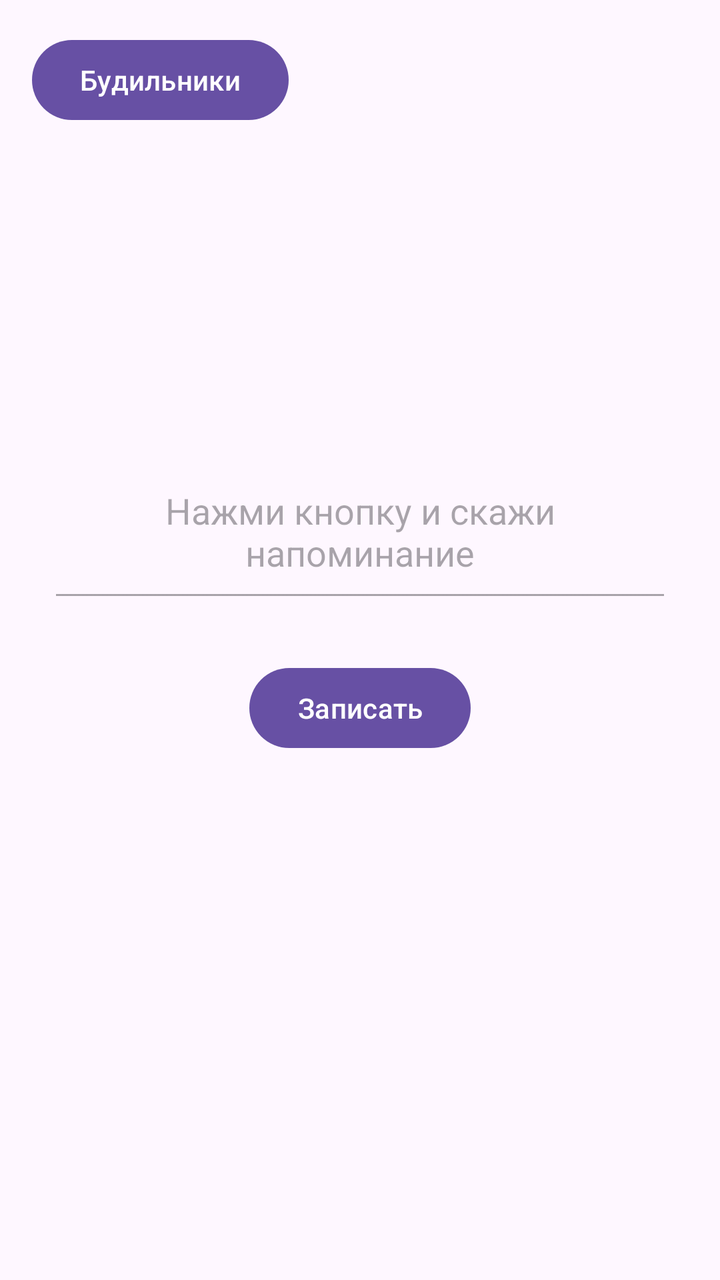
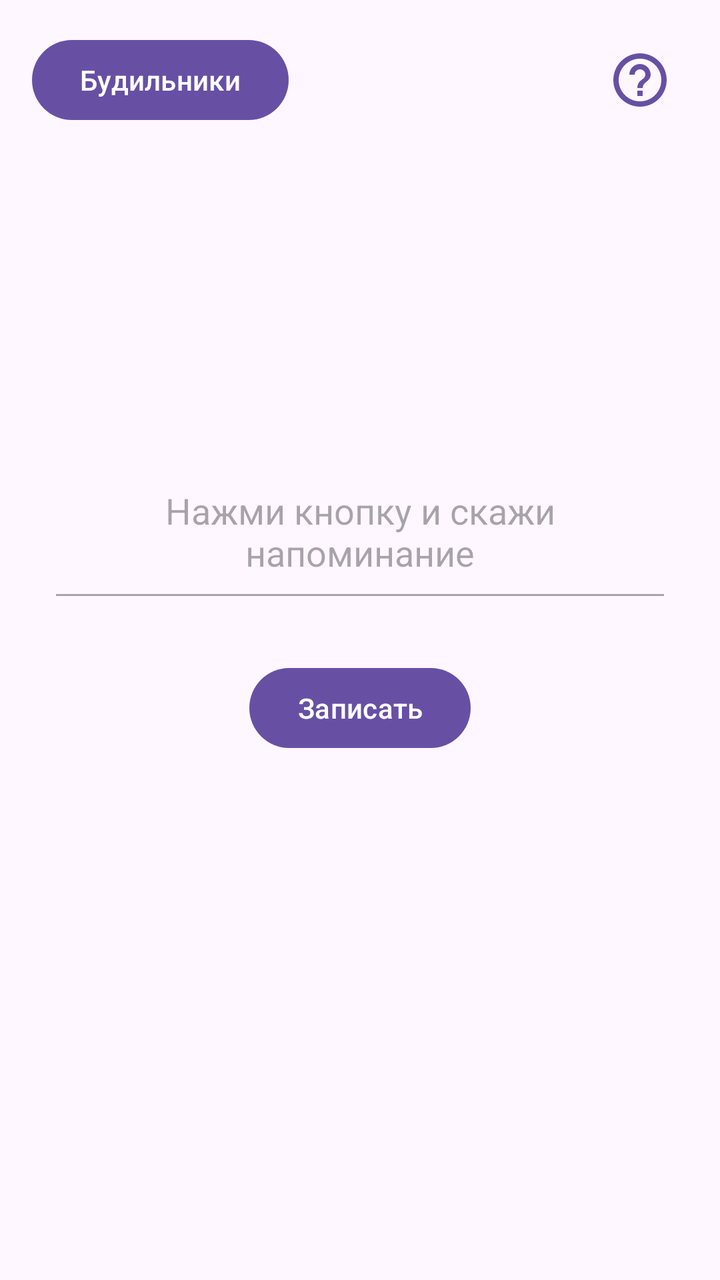

Compare the two renders of this Android layout. The source of the first and the diff that turns it into the second are given below.
<!-- AndroidManifest.xml: application theme Theme.VoiceAlarm -->
<!-- res/layout/activity_main.xml -->
<?xml version="1.0" encoding="utf-8"?>
<androidx.constraintlayout.widget.ConstraintLayout xmlns:android="http://schemas.android.com/apk/res/android"
    xmlns:app="http://schemas.android.com/apk/res-auto"
    xmlns:tools="http://schemas.android.com/tools"
    android:id="@+id/main"
    android:layout_width="match_parent"
    android:layout_height="match_parent"
    tools:context=".MainActivity">

    <EditText
        android:id="@+id/tvResult"
        android:layout_width="0dp"
        android:layout_height="wrap_content"
        android:layout_marginStart="24dp"
        android:layout_marginEnd="24dp"

        android:text="@string/startMessage"
        android:textSize="18sp"
        android:textAlignment="center"
        android:gravity="center"

        android:inputType="textMultiLine"
        android:minLines="3"
        android:maxLines="6"
        android:scrollbars="vertical"
        android:enabled="false"

        app:layout_constraintStart_toStartOf="parent"
        app:layout_constraintEnd_toEndOf="parent"
        app:layout_constraintTop_toTopOf="parent"
        app:layout_constraintBottom_toBottomOf="parent"
        app:layout_constraintVertical_bias="0.4" />
    <Button
        android:id="@+id/btnRecord"
        android:layout_width="wrap_content"
        android:layout_height="wrap_content"
        android:layout_marginTop="24dp"
        android:text="@string/startRecording"
        app:layout_constraintStart_toStartOf="parent"
        app:layout_constraintEnd_toStartOf="@id/btnConfirm"
        app:layout_constraintTop_toBottomOf="@id/tvResult"
        app:layout_constraintHorizontal_chainStyle="packed" />

    <Button
        android:id="@+id/btnConfirm"
        android:layout_width="wrap_content"
        android:layout_height="wrap_content"
        android:layout_marginStart="30dp"
        android:layout_marginTop="24dp"
        android:text="@string/confirmText"
        android:visibility="gone"
        app:backgroundTint="#2E7D32"
        app:layout_constraintStart_toEndOf="@id/btnRecord"
        app:layout_constraintEnd_toEndOf="parent"
        app:layout_constraintTop_toBottomOf="@id/tvResult"
        />

    <TextView
        android:id="@+id/tvEdit"
        android:text="@string/editAccess"
        android:textSize="20sp"
        android:layout_width="0dp"
        android:layout_height="wrap_content"
        android:visibility="gone"
        android:textAlignment="center"
        app:layout_constraintBottom_toTopOf="@+id/tvResult"
        app:layout_constraintStart_toStartOf="parent"
        app:layout_constraintEnd_toEndOf="parent"
        android:layout_marginBottom="48dp"
        android:gravity="center"
        android:layout_marginStart="32dp"
        android:layout_marginEnd="32dp"/>

    <Button
        android:id="@+id/btnAlarmsList"
        android:layout_width="wrap_content"
        android:layout_height="wrap_content"
        android:text="@string/AlarmListButton"
        app:layout_constraintTop_toTopOf="parent"
        app:layout_constraintStart_toStartOf="parent"
        android:layout_marginTop="16dp"
        android:layout_marginStart="16dp"
        />

</androidx.constraintlayout.widget.ConstraintLayout>
<!-- resources referenced by this layout -->
<resources>
  <string name="AlarmListButton">Будильники</string>
  <string name="confirmText">Все верно</string>
  <string name="editAccess">При необходимости можете вручную отредактировать</string>
  <string name="startMessage">Нажми кнопку и скажи напоминание</string>
  <string name="startRecording">Записать</string>
  <style name="Theme.VoiceAlarm" parent="Base.Theme.VoiceAlarm" />
  <style name="Base.Theme.VoiceAlarm" parent="Theme.Material3.DayNight.NoActionBar">
          
          
      </style>
</resources>

<!-- the commit's change to res/layout/activity_main.xml (unified diff, before → after) -->
@@ -82,4 +82,17 @@
         android:layout_marginStart="16dp"
         />
 
+    <ImageButton
+        android:id="@+id/btnInputHelp"
+        android:layout_width="48dp"
+        android:layout_height="48dp"
+        android:layout_marginTop="16dp"
+        android:layout_marginEnd="16dp"
+        android:background="?attr/selectableItemBackgroundBorderless"
+        android:contentDescription="@string/input_help_button_description"
+        app:srcCompat="@drawable/ic_help_outline_24"
+        app:tint="?attr/colorPrimary"
+        app:layout_constraintTop_toTopOf="parent"
+        app:layout_constraintEnd_toEndOf="parent" />
+
 </androidx.constraintlayout.widget.ConstraintLayout>
<!-- resource entries referenced after the edit -->
@@ -1,8 +1,20 @@
 <!-- resources referenced by this layout -->
 <resources>
+  <!-- drawable ic_help_outline_24 (drawable) -->
+  <vector xmlns:android="http://schemas.android.com/apk/res/android"
+      android:width="32dp"
+      android:height="32dp"
+      android:viewportWidth="24"
+      android:viewportHeight="24">
+  
+      <path
+          android:fillColor="#FF000000"
+          android:pathData="M11,18h2v-2h-2v2zM12,2C6.48,2 2,6.48 2,12s4.48,10 10,10 10,-4.48 10,-10S17.52,2 12,2zM12,20c-4.41,0 -8,-3.59 -8,-8s3.59,-8 8,-8 8,3.59 8,8 -3.59,8 -8,8zM12,6c-2.21,0 -4,1.79 -4,4h2c0,-1.1 0.9,-2 2,-2s2,0.9 2,2c0,2 -3,1.75 -3,5h2c0,-2.25 3,-2.5 3,-5 0,-2.21 -1.79,-4 -4,-4z" />
+  </vector>
   <string name="AlarmListButton">Будильники</string>
   <string name="confirmText">Все верно</string>
   <string name="editAccess">При необходимости можете вручную отредактировать</string>
+  <string name="input_help_button_description">Показать формат команды</string>
   <string name="startMessage">Нажми кнопку и скажи напоминание</string>
   <string name="startRecording">Записать</string>
   <style name="Theme.VoiceAlarm" parent="Base.Theme.VoiceAlarm" />
